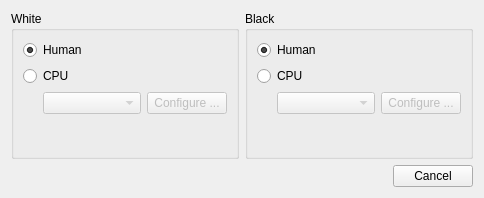
Qt form projects/gui/ui/newgamedlg.ui (cutechess/cutechess) before a commit.
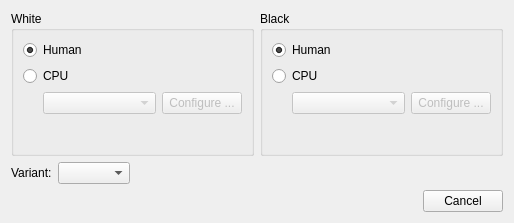
The same form after that commit.

Commit message:
Restore support for chess variants
The class registry is now used to register all concrete Board
classes and to create instances of them.

Patch:
```diff
--- a/projects/gui/ui/newgamedlg.ui
+++ b/projects/gui/ui/newgamedlg.ui
@@ -1,12 +1,12 @@
 <ui version="4.0" >
  <class>NewGameDialog</class>
- <widget class="QDialog" name="NewGameDialog" >
-  <property name="geometry" >
+ <widget class="QDialog" name="NewGameDialog">
+  <property name="geometry">
    <rect>
     <x>0</x>
     <y>0</y>
-    <width>484</width>
-    <height>198</height>
+    <width>514</width>
+    <height>223</height>
    </rect>
   </property>
   <property name="windowTitle" >
@@ -192,8 +192,63 @@
       </layout>
      </item>
      <item>
-      <widget class="QDialogButtonBox" name="m_buttonBox" >
-       <property name="standardButtons" >
+      <layout class="QHBoxLayout" name="horizontalLayout_2">
+       <item>
+        <widget class="QLabel" name="m_variantLabel">
+         <property name="sizePolicy">
+          <sizepolicy hsizetype="Preferred" vsizetype="Preferred">
+           <horstretch>0</horstretch>
+           <verstretch>0</verstretch>
+          </sizepolicy>
+         </property>
+         <property name="layoutDirection">
+          <enum>Qt::LeftToRight</enum>
+         </property>
+         <property name="autoFillBackground">
+          <bool>false</bool>
+         </property>
+         <property name="text">
+          <string>Variant:</string>
+         </property>
+         <property name="scaledContents">
+          <bool>false</bool>
+         </property>
+         <property name="alignment">
+          <set>Qt::AlignLeading|Qt::AlignLeft|Qt::AlignVCenter</set>
+         </property>
+        </widget>
+       </item>
+       <item>
+        <widget class="QComboBox" name="m_variantComboBox">
+         <property name="sizePolicy">
+          <sizepolicy hsizetype="Preferred" vsizetype="Fixed">
+           <horstretch>0</horstretch>
+           <verstretch>0</verstretch>
+          </sizepolicy>
+         </property>
+         <property name="layoutDirection">
+          <enum>Qt::LeftToRight</enum>
+         </property>
+        </widget>
+       </item>
+       <item>
+        <spacer name="horizontalSpacer_3">
+         <property name="orientation">
+          <enum>Qt::Horizontal</enum>
+         </property>
+         <property name="sizeHint" stdset="0">
+          <size>
+           <width>40</width>
+           <height>20</height>
+          </size>
+         </property>
+        </spacer>
+       </item>
+      </layout>
+     </item>
+     <item>
+      <widget class="QDialogButtonBox" name="m_buttonBox">
+       <property name="standardButtons">
         <set>QDialogButtonBox::Cancel</set>
        </property>
       </widget>
```
Left out of the diff: 165 changed lines with no effect on the pictures. The commit also changes 9 other files.
